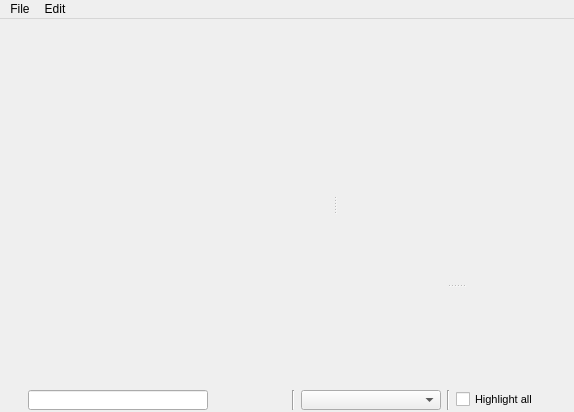
This is share/skins/default/archive.ui in itds-consulting/yate as Qt 5 draws it before an edit. The edited form follows.
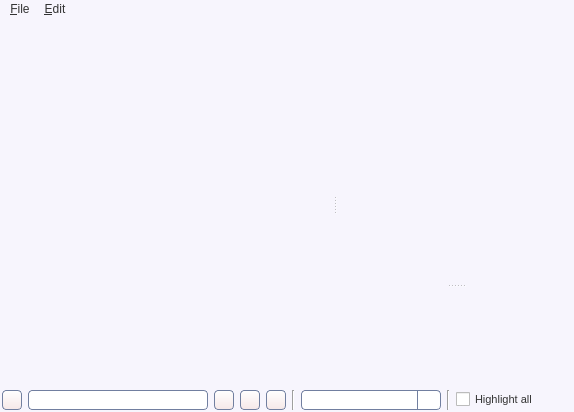
This is the edited form. Icons and pictures are not drawn.

Commit message: Moved channel control buttons to channel item in channels list. Conference and transfer are now done from master channel and shown in its item in channels list. Changed user interface colors and shapes.

What changed in the file:
```diff
--- a/share/skins/default/archive.ui
+++ b/share/skins/default/archive.ui
@@ -27,6 +27,100 @@
   <property name="windowIcon" >
    <iconset>archive.png</iconset>
   </property>
+  <property name="styleSheet" >
+   <string>QWidget#archive {
+  background:#f7f5fd;
+}
+QMenu {
+  border: 1px solid #717fa0;
+  background: #ffffff;
+  selection-color: #ffffff;
+  selection-background-color: #48a4d7;
+  color:#333333;
+}
+QMenu::item:disabled { color: #bbbbbb;}
+QMenu::separator { color: #a9c2c2;}
+QLineEdit {
+  color:#333333;
+  border: 1px solid #717fa0;
+  border-radius: 4px;
+}
+QAbstractButton { font-size: 11px; color: #333333; }
+QToolButton {
+  border: 1px solid #717fa0;
+  border-radius: 4px;
+  background: qlineargradient(x1: 0, y1: 0, x2: 0, y2: 1, stop: 0 #ffffff, stop: 1 #f6e8e8);
+}
+QToolButton:hover { background: qlineargradient(x1: 0, y1: 0, x2: 0, y2: 1, stop: 0 #ffffff, stop: 1 #f9f3f3); }
+QToolButton:pressed { background: qlineargradient(x1: 0, y1: 0, x2: 0, y2: 1, stop: 0 #f6e8e8, stop: 1 #ffffff); }
+QPushButton {
+  border: 1px solid #717fa0;
+  border-radius: 4px;
+  background: qlineargradient(x1: 0, y1: 0, x2: 0, y2: 1, stop: 0 #ffffff, stop: 1 #f6e8e8);
+}
+QPushButton:hover { background: qlineargradient(x1: 0, y1: 0, x2: 0, y2: 1, stop: 0 #ffffff, stop: 1 #f9f3f3); }
+QPushButton:pressed { background: qlineargradient(x1: 0, y1: 0, x2: 0, y2: 1, stop: 0 #f6e8e8, stop: 1 #ffffff); }
+QComboBox::down-arrow { image: url(cb_arrow.png); }
+QComboBox::down-arrow:on { top: 1px; left: 1px; }
+QComboBox {
+  padding-left: 2px;
+  padding-right: 25px;
+  border: 1px solid #717fa0;
+  border-radius: 4px;
+}
+QComboBox::drop-down {
+  width: 22px;
+  border-left: 1px solid #717fa0;
+}
+QCheckBox::indicator:checked { image: url(checkbox_on.png); }
+QCheckBox::indicator:unchecked { image: url(checkbox_off.png); }
+QRadioButton::indicator:checked { image: url(radio_on.png); }
+QRadioButton::indicator:unchecked { image: url(radio_off.png); }
+QScrollBar { border: 1px solid #717fa0; background: white; }
+QScrollBar::handle {
+  background: qlineargradient(x1: 0, y1: 0, x2: 0, y2: 1, stop: 0 #ffffff, stop: 1 #f6e8e8);
+  border: 1px solid #717fa0;
+}
+QScrollBar:vertical {
+  width: 14px;
+  margin: 16px 0px 16px 0px;
+  border-top: 0px;
+  border-bottom: 0px;
+  border-right: 0px;
+}
+QScrollBar:horizontal {
+  height: 14px;
+  margin: 0px 16px 0px 16px;
+  border-left: 0px;
+  border-right: 0px;
+  border-bottom: 0px;
+}
+QScrollBar::add-line {
+  height: 13px;
+  width: 13px;
+  border: 1px solid #717fa0;
+  subcontrol-origin: margin;
+  background: qlineargradient(x1: 0, y1: 0, x2: 0, y2: 1, stop: 0 #ffffff, stop: 1 #f6e8e8);
+}
+QScrollBar::sub-line {
+  height: 13px;
+  width: 13px;
+  border: 1px solid #717fa0;
+  subcontrol-origin: margin;
+  background: qlineargradient(x1: 0, y1: 0, x2: 0, y2: 1, stop: 0 #ffffff, stop: 1 #f6e8e8);
+}
+QScrollBar::handle:vertical { border-left: 0px; border-right: 0px; }
+QScrollBar::handle:horizontal { border-top: 0px; border-bottom: 0px; }
+QScrollBar::add-line:vertical { subcontrol-position: bottom; image: url(scroll_down.png); height: 14px; }
+QScrollBar::sub-line:vertical { subcontrol-position: top; image: url(scroll_up.png); height: 14px; }
+QScrollBar::add-line:horizontal { subcontrol-position: right; image: url(scroll_right.png); width: 14px; }
+QScrollBar::sub-line:horizontal { subcontrol-position: left; image: url(scroll_left.png); width: 14px; }
+QScrollBar::up-arrow:pressed { border: 1px solid #717fa0; }
+QScrollBar::down-arrow:pressed { border: 1px solid #717fa0; }
+QScrollBar::left-arrow:pressed { border: 1px solid #717fa0; }
+QScrollBar::right-arrow:pressed { border: 1px solid #717fa0; }
+</string>
+  </property>
   <layout class="QVBoxLayout" >
    <property name="spacing" >
     <number>2</number>
@@ -46,11 +140,26 @@
    <item>
     <widget class="QMenuBar" name="menu" >
      <property name="styleSheet" >
-      <string/>
+      <string>QMenuBar { background-color:transparent;}
+QMenuBar::item { color:#333333; }
+QMenuBar::item:selected {
+  background-color: #48a4d7;
+  color: #ffffff;
+}
+QMenu {
+  border: 1px solid #717fa0;
+  background: #ffffff;
+  selection-color: #ffffff;
+  selection-background-color: #48a4d7;
+  color:#333333;
+}
+QMenu::item:disabled { color: #bbbbbb;}
+QMenu::separator { color: #a9c2c2;}
+</string>
      </property>
      <widget class="QMenu" name="menuFile" >
       <property name="title" >
-       <string>File</string>
+       <string>&amp;File</string>
       </property>
       <addaction name="archive_refresh" />
       <addaction name="separator" />
@@ -63,7 +172,7 @@
      </widget>
      <widget class="QMenu" name="menuEdit" >
       <property name="title" >
-       <string>Edit</string>
+       <string>&amp;Edit</string>
       </property>
       <addaction name="archive_search_show" />
       <addaction name="separator" />
```
The commit also changes 200 other files.
